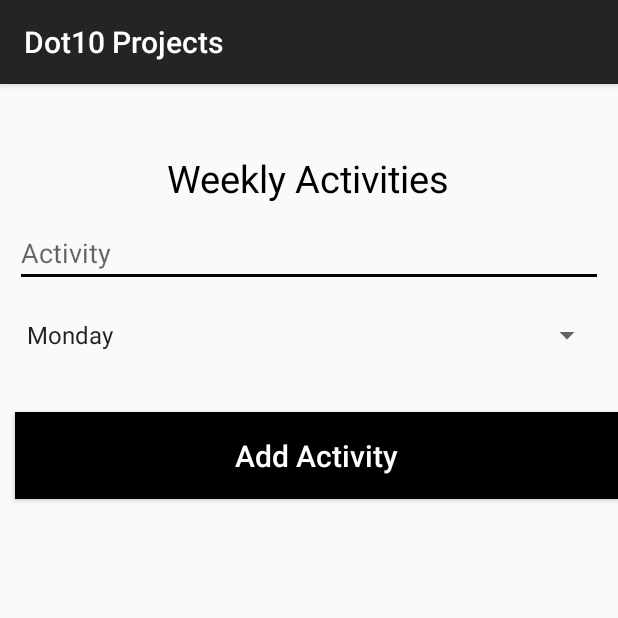
After one commit to merrillkoshy/DTProjects, an Android app: the EditProjectasAdmin screen opened directly, with no data from a screen before it, on a phone screen of 412 x 824 dp, the top half of it. The commit adds this screen. Run offline under Robolectric (Android 15) with nearby library versions, the phone set to English and light mode, and no system bars; our stand-ins replace Volley; network calls fail.

Commit message:
new views

```diff
--- a/app/src/main/AndroidManifest.xml
+++ b/app/src/main/AndroidManifest.xml
@@ -8,6 +8,7 @@
     <uses-permission android:name="android.permission.WRITE_EXTERNAL_STORAGE"/>
 
     <application
+            android:name=".Networking.VolleySingleton"
             android:allowBackup="true"
             android:icon="@mipmap/ic_launcher"
             android:label="@string/app_name"
@@ -46,6 +47,9 @@
                   android:theme="@style/Theme.Transparent"/>
         <activity android:name=".UI.OptionsViewerAdapter"
                   android:theme="@style/Theme.Transparent"/>
+        <activity android:name=".Admin.EditProjectasAdmin"/>
+        <activity android:name=".Admin.ClientDetails.AddNewProjectasAdmin"/>
     </application>
 
+
 </manifest>
--- /dev/null
+++ b/app/src/main/java/dot10tech/com/dot10projects/Admin/EditProjectasAdmin.kt
@@ -0,0 +1,69 @@
+package dot10tech.com.dot10projects.Admin
+
+import android.support.v7.app.AppCompatActivity
+import android.os.Bundle
+import android.util.Log
+import android.widget.*
+import com.android.volley.toolbox.StringRequest
+import org.json.JSONException
+import org.json.JSONObject
+import android.widget.Toast
+import com.android.volley.*
+import com.android.volley.toolbox.Volley
+import dot10tech.com.dot10projects.Networking.VolleySingleton
+import dot10tech.com.dot10projects.R
+
+class EditProjectasAdmin : AppCompatActivity() {
+
+    var activity: EditText? = null
+    var day: Spinner? = null
+    val addUrl : String = "https://dot10tech.com/mobileApp/scripts/addActivity.php"
+
+
+    override fun onCreate(savedInstanceState: Bundle?) {
+        super.onCreate(savedInstanceState)
+        setContentView(R.layout.activity_editasadmin)
+
+        //finding views
+        activity = findViewById(R.id.activity)
+        day = findViewById(R.id.day)
+        val btnAaddActivity = findViewById<Button>(R.id.addactivity)
+        btnAaddActivity.setOnClickListener {
+            //we send user data to database
+            addActivity()
+        }
+
+    }
+
+    private fun addActivity() {
+        val getActivity = activity?.text.toString()
+        val getDay = day?.selectedItem.toString()
+        val stringRequest = object : StringRequest(Request.Method.POST,addUrl,Response.Listener<String>{
+                response ->
+            try {
+                val obj = JSONObject(response)
+                Log.d("finalmes",obj.getString("message"))
+                Toast.makeText(applicationContext, obj.getString("message"), Toast.LENGTH_SHORT).show()
+            }catch (e: JSONException){
+                e.printStackTrace()
+            }
+
+        }, object : Response.ErrorListener{
+            override fun onErrorResponse(volleyError: VolleyError) {
+                Toast.makeText(applicationContext, volleyError.message, Toast.LENGTH_LONG).show()
+            }
+        }){
+            @Throws(AuthFailureError::class)
+            override fun getParams(): Map<String, String> {
+                val params = HashMap<String, String>()
+                params.put("activity", getActivity)
+                params.put("day", getDay)
+                return params
+            }
+        }
+
+
+
+        VolleySingleton.instance?.addToRequestQueue(stringRequest)
+    }
+}
--- a/app/src/main/java/dot10tech/com/dot10projects/SplashActivity.kt
+++ b/app/src/main/java/dot10tech/com/dot10projects/SplashActivity.kt
@@ -4,8 +4,6 @@ import android.content.Intent
 import android.support.v7.app.AppCompatActivity
 import android.os.Bundle
 import android.os.Handler
-import android.view.View
-import kotlinx.android.synthetic.main.activity_splash.*
 
 
 class SplashActivity : AppCompatActivity() {
--- /dev/null
+++ b/app/src/main/res/layout/activity_editasadmin.xml
@@ -0,0 +1,49 @@
+<?xml version="1.0" encoding="utf-8"?>
+<RelativeLayout
+        xmlns:android="http://schemas.android.com/apk/res/android"
+        xmlns:app="http://schemas.android.com/apk/res-auto"
+        xmlns:tools="http://schemas.android.com/tools"
+        android:layout_width="match_parent"
+        android:layout_height="match_parent"
+        tools:context=".MainActivity">
+
+    <TextView
+            android:id="@+id/weeklyactivity"
+            android:layout_width="wrap_content"
+            android:layout_height="wrap_content"
+            android:layout_alignParentTop="true"
+            android:textSize="25dp"
+            android:textColor="#000"
+            android:layout_centerHorizontal="true"
+            android:layout_marginTop="45dp"
+            android:text="Weekly Activities" />
+    <EditText
+            android:id="@+id/activity"
+            android:layout_width="match_parent"
+            android:layout_height="wrap_content"
+            android:hint="Activity"
+            android:layout_margin="10dp"
+            android:layout_below="@+id/weeklyactivity"
+    />
+    <Spinner
+            android:id="@+id/day"
+            android:layout_margin="10dp"
+            android:layout_width="match_parent"
+            android:layout_below="@+id/activity"
+            android:entries="@array/days"
+            android:layout_height="wrap_content"></Spinner>
+
+    <Button
+            android:id="@+id/addactivity"
+            android:layout_width="match_parent"
+            android:layout_height="wrap_content"
+            android:layout_alignStart="@+id/day"
+            android:layout_below="@+id/day"
+            android:background="@color/colorAccent"
+            android:padding="15dp"
+            android:layout_marginTop="29dp"
+            android:text="Add Activity"
+            android:textAllCaps="false"
+            android:textColor="#fff"
+            android:textSize="20dp" />
+</RelativeLayout>
--- a/app/src/main/res/values/strings.xml
+++ b/app/src/main/res/values/strings.xml
@@ -12,4 +12,14 @@
     <string name="dummy_content">DUMMY\nCONTENT</string>
     <string name="title_item_list">Items</string>
     <string name="title_item_detail">Item Detail</string>
+
+    <array name="days">
+        <item>Monday</item>
+        <item>Tuesday</item>
+        <item>Wednesday</item>
+        <item>Thursday</item>
+        <item>Friday</item>
+        <item>Saturday</item>
+        <item>Sunday</item>
+    </array>
 </resources>
```
Also changed, not shown: app/build.gradle (+6 -1 lines), app/src/main/java/dot10tech/com/dot10projects/Admin/ClientDetails/AddNewProjectasAdmin.kt (added, +142 -0 lines), app/src/main/java/dot10tech/com/dot10projects/MainActivity.kt (+62 -0 lines), app/src/main/java/dot10tech/com/dot10projects/Networking/Service.kt (added, +16 -0 lines), app/src/main/java/dot10tech/com/dot10projects/Networking/VolleyMultipartRequest.java (added, +216 -0 lines), app/src/main/java/dot10tech/com/dot10projects/Networking/VolleySingleton.kt (added, +33 -0 lines), app/src/main/res/layout/activity_addprojectasadmin.xml (added, +56 -0 lines), app/src/main/res/layout/content_main.xml (+7 -0 lines).
